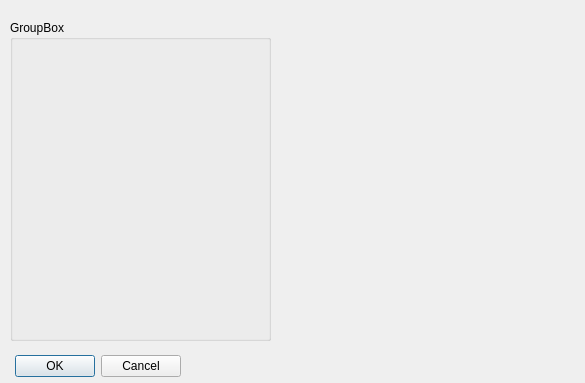
Old version of the form addapplicant.ui in the repository deadln/CourseWork1.
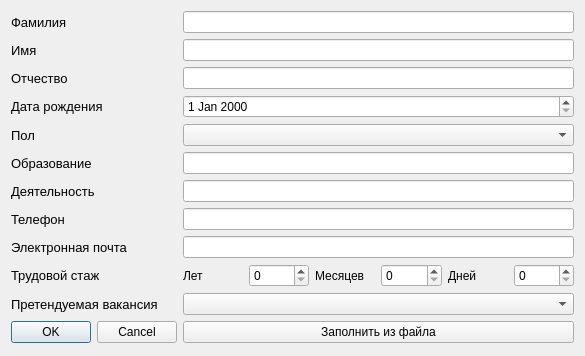
New version of the form.

What changed in the file:
```diff
--- a/addapplicant.ui
+++ b/addapplicant.ui
@@ -7,41 +7,227 @@
     <x>0</x>
     <y>0</y>
     <width>585</width>
-    <height>383</height>
+    <height>356</height>
    </rect>
   </property>
   <property name="windowTitle">
    <string>Dialog</string>
   </property>
-  <widget class="QDialogButtonBox" name="buttonBox">
-   <property name="geometry">
-    <rect>
-     <x>10</x>
-     <y>350</y>
-     <width>171</width>
-     <height>32</height>
-    </rect>
-   </property>
-   <property name="orientation">
-    <enum>Qt::Horizontal</enum>
-   </property>
-   <property name="standardButtons">
-    <set>QDialogButtonBox::Cancel|QDialogButtonBox::Ok</set>
-   </property>
-  </widget>
-  <widget class="QGroupBox" name="groupBox">
-   <property name="geometry">
-    <rect>
-     <x>10</x>
-     <y>20</y>
-     <width>261</width>
-     <height>321</height>
-    </rect>
-   </property>
-   <property name="title">
-    <string>GroupBox</string>
-   </property>
-  </widget>
+  <layout class="QFormLayout" name="formLayout">
+   <item row="0" column="0">
+    <widget class="QLabel" name="label">
+     <property name="font">
+      <font>
+       <pointsize>10</pointsize>
+      </font>
+     </property>
+     <property name="text">
+      <string>Фамилия</string>
+     </property>
+    </widget>
+   </item>
+   <item row="0" column="1">
+    <widget class="QLineEdit" name="lineEdit"/>
+   </item>
+   <item row="1" column="0">
+    <widget class="QLabel" name="label_2">
+     <property name="font">
+      <font>
+       <pointsize>10</pointsize>
+      </font>
+     </property>
+     <property name="text">
+      <string>Имя</string>
+     </property>
+    </widget>
+   </item>
+   <item row="1" column="1">
+    <widget class="QLineEdit" name="lineEdit_2"/>
+   </item>
+   <item row="2" column="0">
+    <widget class="QLabel" name="label_3">
+     <property name="font">
+      <font>
+       <pointsize>10</pointsize>
+      </font>
+     </property>
+     <property name="text">
+      <string>Отчество</string>
+     </property>
+    </widget>
+   </item>
+   <item row="2" column="1">
+    <widget class="QLineEdit" name="lineEdit_3"/>
+   </item>
+   <item row="3" column="0">
+    <widget class="QLabel" name="label_4">
+     <property name="font">
+      <font>
+       <pointsize>10</pointsize>
+      </font>
+     </property>
+     <property name="text">
+      <string>Дата рождения</string>
+     </property>
+    </widget>
+   </item>
+   <item row="3" column="1">
+    <widget class="QDateEdit" name="dateEdit"/>
+   </item>
+   <item row="4" column="0">
+    <widget class="QLabel" name="label_5">
+     <property name="font">
+      <font>
+       <pointsize>10</pointsize>
+      </font>
+     </property>
+     <property name="text">
+      <string>Пол</string>
+     </property>
+    </widget>
+   </item>
+   <item row="4" column="1">
+    <widget class="QComboBox" name="comboBox"/>
+   </item>
+   <item row="5" column="0">
+    <widget class="QLabel" name="label_6">
+     <property name="font">
+      <font>
+       <pointsize>10</pointsize>
+      </font>
+     </property>
+     <property name="text">
+      <string>Образование</string>
+     </property>
+    </widget>
+   </item>
+   <item row="5" column="1">
+    <widget class="QLineEdit" name="lineEdit_4"/>
+   </item>
+   <item row="6" column="0">
+    <widget class="QLabel" name="label_7">
+     <property name="font">
+      <font>
+       <pointsize>10</pointsize>
+      </font>
+     </property>
+     <property name="text">
+      <string>Деятельность</string>
+     </property>
+    </widget>
+   </item>
+   <item row="6" column="1">
+    <widget class="QLineEdit" name="lineEdit_5"/>
+   </item>
+   <item row="7" column="0">
+    <widget class="QLabel" name="label_8">
+     <property name="font">
+      <font>
+       <pointsize>10</pointsize>
+      </font>
+     </property>
+     <property name="text">
+      <string>Телефон</string>
+     </property>
+    </widget>
+   </item>
+   <item row="7" column="1">
+    <widget class="QLineEdit" name="lineEdit_6"/>
+   </item>
+   <item row="8" column="0">
+    <widget class="QLabel" name="label_9">
+     <property name="font">
+      <font>
+       <pointsize>10</pointsize>
+      </font>
+     </property>
+     <property name="text">
+      <string>Электронная почта</string>
+     </property>
+    </widget>
+   </item>
+   <item row="8" column="1">
+    <widget class="QLineEdit" name="lineEdit_7"/>
+   </item>
+   <item row="9" column="0">
+    <widget class="QLabel" name="label_10">
+     <property name="font">
+      <font>
+       <pointsize>10</pointsize>
+      </font>
+     </property>
+     <property name="text">
+      <string>Трудовой стаж</string>
+     </property>
+    </widget>
+   </item>
+   <item row="9" column="1">
+    <layout class="QHBoxLayout" name="horizontalLayout">
+     <item>
+      <widget class="QLabel" name="label_12">
+       <property name="text">
+        <string>Лет</string>
+       </property>
+      </widget>
+     </item>
+     <item>
+      <widget class="QSpinBox" name="spinBox"/>
+     </item>
+     <item>
+      <widget class="QLabel" name="label_13">
+       <property name="text">
+        <string>Месяцев</string>
+       </property>
+      </widget>
+     </item>
+     <item>
+      <widget class="QSpinBox" name="spinBox_2"/>
+     </item>
+     <item>
+      <widget class="QLabel" name="label_14">
+       <property name="text">
+        <string>Дней</string>
+       </property>
+      </widget>
+     </item>
+     <item>
+      <widget class="QSpinBox" name="spinBox_3"/>
+     </item>
+    </layout>
+   </item>
+   <item row="10" column="0">
+    <widget class="QLabel" name="label_11">
+     <property name="font">
+      <font>
+       <pointsize>10</pointsize>
+      </font>
+     </property>
+     <property name="text">
+      <string>Претендуемая вакансия</string>
+     </property>
+    </widget>
+   </item>
+   <item row="10" column="1">
+    <widget class="QComboBox" name="comboBox_2"/>
+   </item>
+   <item row="11" column="0">
+    <widget class="QDialogButtonBox" name="buttonBox">
+     <property name="orientation">
+      <enum>Qt::Horizontal</enum>
+     </property>
+     <property name="standardButtons">
+      <set>QDialogButtonBox::Cancel|QDialogButtonBox::Ok</set>
+     </property>
+    </widget>
+   </item>
+   <item row="11" column="1">
+    <widget class="QPushButton" name="pushButton">
+     <property name="text">
+      <string>Заполнить из файла</string>
+     </property>
+    </widget>
+   </item>
+  </layout>
  </widget>
  <resources/>
  <connections>
```
